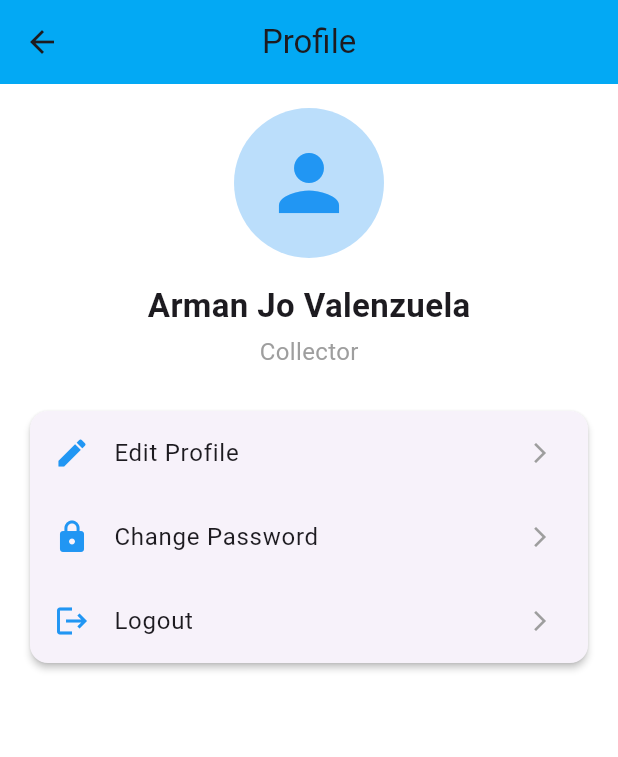
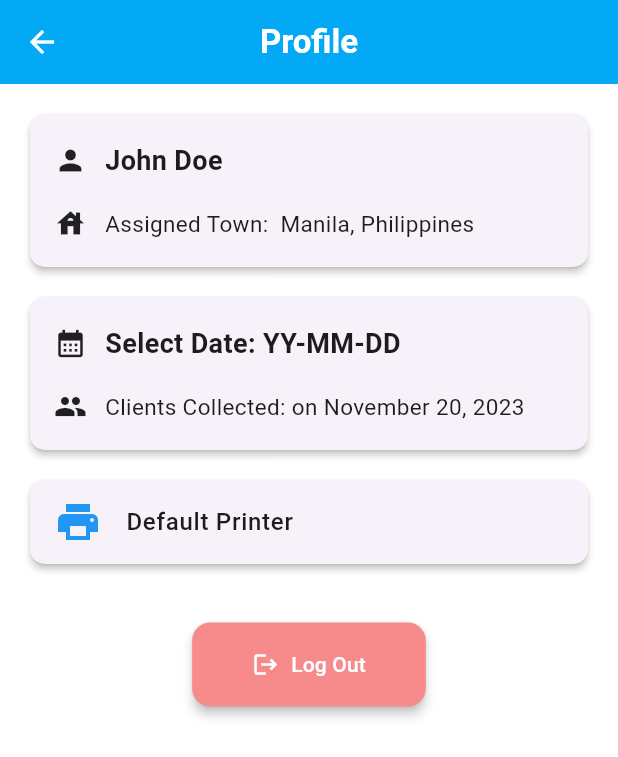
Before and after one commit to armanvalenzuela/Smart_ISP, a Flutter app: the Profile screen opened directly, on a phone screen of 412 x 824 dp. Shown: the top 757 px of the screen. Run offline on Flutter 3.47's test engine with Material 3 defaults, Android fonts, the phone set to English and light mode, and no system bars.

Commit message:
Add files via upload

```diff
--- a/lib/features/profile/presentation/profile_page.dart
+++ b/lib/features/profile/presentation/profile_page.dart
@@ -1,4 +1,28 @@
 import 'package:flutter/material.dart';
+
+// A simple FeatureCard widget definition
+class FeatureCard extends StatelessWidget {
+  final IconData icon;
+  final String title;
+
+  const FeatureCard({Key? key, required this.icon, required this.title})
+    : super(key: key);
+
+  @override
+  Widget build(BuildContext context) {
+    return Card(
+      elevation: 2,
+      shape: RoundedRectangleBorder(borderRadius: BorderRadius.circular(10)),
+      child: ListTile(
+        leading: Icon(icon, color: Colors.blue, size: 32),
+        title: Text(
+          title,
+          style: const TextStyle(fontSize: 16, fontWeight: FontWeight.w500),
+        ),
+      ),
+    );
+  }
+}
 
 class Profile extends StatefulWidget {
   const Profile({super.key});
@@ -13,52 +37,142 @@ class _ProfileState extends State<Profile> {
     return Scaffold(
       appBar: AppBar(
         title: const Text("Profile"),
+        titleTextStyle: const TextStyle(
+          fontSize: 22,
+          fontWeight: FontWeight.bold,
+          color: Colors.white,
+        ),
         centerTitle: true,
         backgroundColor: Colors.lightBlue,
+        iconTheme: const IconThemeData(color: Colors.white),
       ),
       body: SingleChildScrollView(
         padding: const EdgeInsets.all(16.0),
         child: Column(
-          crossAxisAlignment: CrossAxisAlignment.center,
+          crossAxisAlignment: CrossAxisAlignment.stretch,
           children: [
-            // ✅ Profile Picture
-            CircleAvatar(
-              radius: 50,
-              backgroundColor: Colors.blue.shade100,
-              child: const Icon(Icons.person, size: 60, color: Colors.blue),
+            // Profile Card (Clickable)
+            InkWell(
+              onTap: () {
+                // Handle profile card tap
+              },
+              borderRadius: BorderRadius.circular(10),
+              child: Card(
+                elevation: 2,
+                shape: RoundedRectangleBorder(
+                  borderRadius: BorderRadius.circular(10),
+                ),
+                child: Padding(
+                  padding: const EdgeInsets.symmetric(
+                    vertical: 18,
+                    horizontal: 16,
+                  ),
+                  child: Column(
+                    crossAxisAlignment: CrossAxisAlignment.start,
+                    children: [
+                      Row(
+                        children: const [
+                          Icon(Icons.person, color: Colors.black87, size: 22),
+                          SizedBox(width: 12),
+                          Text(
+                            "John Doe",
+                            style: TextStyle(
+                              fontWeight: FontWeight.bold,
+                              fontSize: 18,
+                            ),
+                          ),
+                        ],
+                      ),
+                      SizedBox(height: 18),
+                      Row(
+                        children: const [
+                          Icon(Icons.house, color: Colors.black87, size: 22),
+                          SizedBox(width: 12),
+                          Text(
+                            "Assigned Town:  Manila, Philippines",
+                            style: TextStyle(fontSize: 15),
+                          ),
+                        ],
+                      ),
+                    ],
+                  ),
+                ),
+              ),
             ),
-            const SizedBox(height: 16),
+            SizedBox(height: 12),
 
-            // ✅ User Info
-            const Text(
-              "Arman Jo Valenzuela", // Replace with dynamic data later
-              style: TextStyle(fontSize: 22, fontWeight: FontWeight.bold),
+            // Date Card (Clickable)
+            InkWell(
+              onTap: () {
+                // Handle date card tap
+              },
+              borderRadius: BorderRadius.circular(10),
+              child: Card(
+                elevation: 2,
+                shape: RoundedRectangleBorder(
+                  borderRadius: BorderRadius.circular(10),
+                ),
+                child: Padding(
+                  padding: const EdgeInsets.symmetric(
+                    vertical: 18,
+                    horizontal: 16,
+                  ),
+                  child: Column(
+                    crossAxisAlignment: CrossAxisAlignment.start,
+                    children: [
+                      Row(
+                        children: const [
+                          Icon(
+                            Icons.calendar_month,
+                            color: Colors.black87,
+                            size: 22,
+                          ),
+                          SizedBox(width: 12),
+                          Text(
+                            "Select Date: YY-MM-DD",
+                            style: TextStyle(
+                              fontWeight: FontWeight.bold,
+                              fontSize: 18,
+                            ),
+                          ),
+                        ],
+                      ),
+                      SizedBox(height: 18),
+                      Row(
+                        children: const [
+                          Icon(Icons.people, color: Colors.black87, size: 22),
+                          SizedBox(width: 12),
+                          Text(
+                            "Clients Collected: on November 20, 2023",
+                            style: TextStyle(fontSize: 15),
+                          ),
+                        ],
+                      ),
+                    ],
+                  ),
+                ),
+              ),
             ),
-            const SizedBox(height: 4),
-            const Text(
-              "Collector", // Example role
-              style: TextStyle(fontSize: 16, color: Colors.grey),
-            ),
-            const SizedBox(height: 24),
+            SizedBox(height: 12),
 
-            // ✅ Profile Options (based on Figma design)
-            Card(
-              shape: RoundedRectangleBorder(
-                borderRadius: BorderRadius.circular(12),
-              ),
-              elevation: 2,
-              child: Column(
-                children: [
-                  _buildProfileOption(Icons.edit, "Edit Profile", () {
-                    debugPrint("Edit Profile tapped");
-                  }),
-                  _buildProfileOption(Icons.lock, "Change Password", () {
-                    debugPrint("Change Password tapped");
-                  }),
-                  _buildProfileOption(Icons.logout, "Logout", () {
-                    _showLogoutDialog(context);
-                  }),
-                ],
+            FeatureCard(icon: Icons.print, title: "Default Printer"),
+            SizedBox(height: 35),
+
+            // Logout button
+            Center(
+              child: ElevatedButton.icon(
+                onPressed: () {},
+                icon: Icon(Icons.logout, color: Colors.white),
+                label: Text("Log Out"),
+                style: ElevatedButton.styleFrom(
+                  backgroundColor: const Color.fromARGB(255, 247, 139, 139),
+                  foregroundColor: Colors.white,
+                  padding: EdgeInsets.symmetric(horizontal: 40, vertical: 18),
+                  shape: RoundedRectangleBorder(
+                    borderRadius: BorderRadius.circular(12),
+                  ),
+                  elevation: 3,
+                ),
               ),
             ),
           ],
@@ -72,7 +186,11 @@ class _ProfileState extends State<Profile> {
     return ListTile(
       leading: Icon(icon, color: Colors.blue),
       title: Text(title, style: const TextStyle(fontSize: 16)),
-      trailing: const Icon(Icons.arrow_forward_ios, size: 16, color: Colors.grey),
+      trailing: const Icon(
+        Icons.arrow_forward_ios,
+        size: 16,
+        color: Colors.grey,
+      ),
       onTap: onTap,
     );
   }
@@ -82,7 +200,7 @@ class _ProfileState extends State<Profile> {
     showDialog(
       context: context,
       builder: (ctx) => AlertDialog(
-        title: const Text("Logout"),
+        title: const Text("LogOut"),
         content: const Text("Are you sure you want to logout?"),
         actions: [
           TextButton(
@@ -97,7 +215,7 @@ class _ProfileState extends State<Profile> {
                 // Replace Placeholder with LoginScreen
               );
             },
-            child: const Text("Logout", style: TextStyle(color: Colors.red)),
+            child: const Text("LogOut", style: TextStyle(color: Colors.red)),
           ),
         ],
       ),
```
